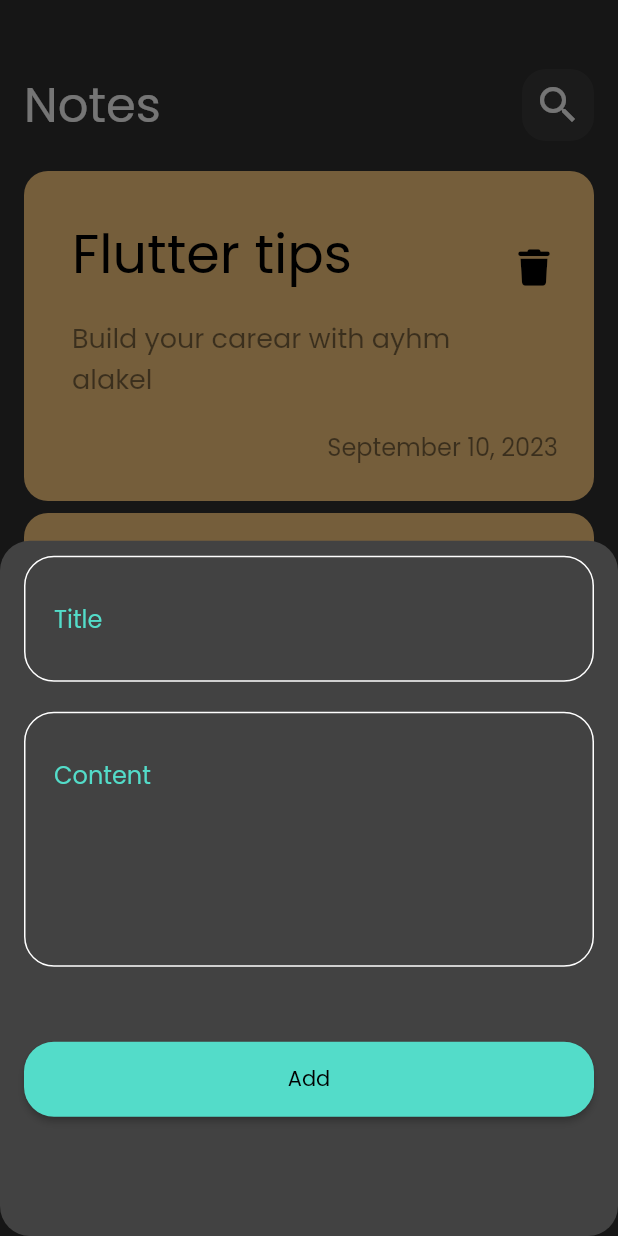
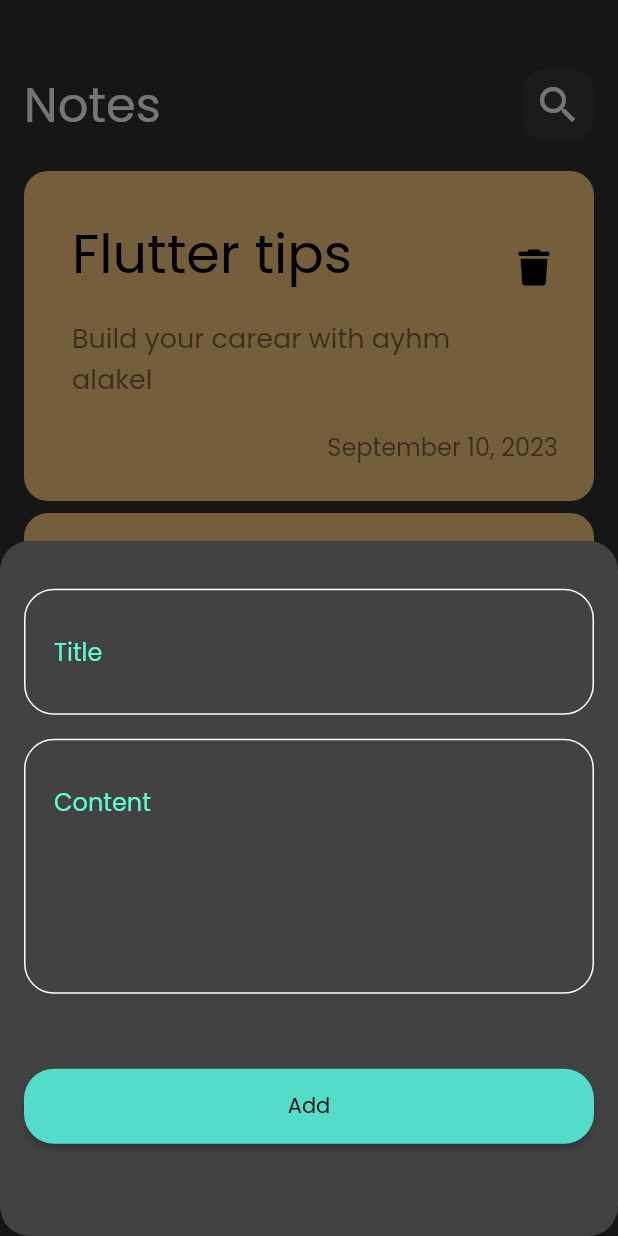
Before and after one commit to AYHM13x/notes_app, a Flutter app: the screen it shows after launch, after a tap on the "note add" icon, on a phone screen of 412 x 824 dp. Run offline on Flutter 3.47's test engine with Material 2 defaults, Android fonts, the phone set to English and light mode, and no system bars; our stand-ins replace font_awesome_flutter.

Commit message:
add test field with primary color

```diff
--- /dev/null
+++ b/lib/constants.dart
@@ -0,0 +1,3 @@
+import 'package:flutter/material.dart';
+
+const kPrimaryColor = Color(0xff62fcd7);
--- a/lib/custom_widgets/add_note_bottom_sheet.dart
+++ b/lib/custom_widgets/add_note_bottom_sheet.dart
@@ -10,16 +10,16 @@ class AddNoteSheet extends StatelessWidget {
   Widget build(BuildContext context) {
     return Padding(
       padding: const EdgeInsets.symmetric(horizontal: 16),
-      child: ListView(
+      child: Column(
         children: [
           const SizedBox(
-            height: 10,
+            height: 32,
           ),
           CustomTextField(
             hintText: "Title",
           ),
           const SizedBox(
-            height: 20,
+            height: 16,
           ),
           CustomTextField(
             hintText: "Content",
--- a/lib/custom_widgets/custom_floating_action_button.dart
+++ b/lib/custom_widgets/custom_floating_action_button.dart
@@ -1,6 +1,6 @@
 import 'package:flutter/material.dart';
+import 'package:notes_app/constants.dart';
 import 'package:notes_app/custom_widgets/add_note_bottom_sheet.dart';
-import 'package:notes_app/custom_widgets/custom_text_field.dart';
 
 class CustomFloatingActionButton extends StatelessWidget {
   const CustomFloatingActionButton({
@@ -12,6 +12,7 @@ class CustomFloatingActionButton extends StatelessWidget {
     return FloatingActionButton(
       onPressed: () {
         showModalBottomSheet(
+            //isScrollControlled: true,
             shape: RoundedRectangleBorder(
               borderRadius: BorderRadius.circular(20.0),
             ),
@@ -19,9 +20,14 @@ class CustomFloatingActionButton extends StatelessWidget {
             backgroundColor: Colors.grey.shade800,
             context: context,
             builder: (context) {
-              return const AddNoteSheet();
+              return Padding(
+                padding: EdgeInsets.only(
+                    bottom: MediaQuery.of(context).viewInsets.bottom),
+                child: const AddNoteSheet(),
+              );
             });
       },
+      backgroundColor: kPrimaryColor,
       tooltip: "Add Note",
       child: const Icon(
         Icons.note_add,
--- a/lib/custom_widgets/custom_text_field.dart
+++ b/lib/custom_widgets/custom_text_field.dart
@@ -1,24 +1,28 @@
+// ignore_for_file: must_be_immutable
+
 import 'package:flutter/material.dart';
+import 'package:notes_app/constants.dart';
 
 class CustomTextField extends StatelessWidget {
   CustomTextField({
+    super.key,
     this.hintText,
     this.maxLines = 1,
     this.onChange,
   });
 
   String? hintText;
-
   int? maxLines;
   Function(String)? onChange;
 
   @override
   Widget build(BuildContext context) {
     return TextField(
+      cursorColor: kPrimaryColor,
       textAlign: TextAlign.left,
       maxLines: maxLines,
       style: const TextStyle(
-        color: Color(0xff53DCC9),
+        color: kPrimaryColor,
       ),
       onChanged: onChange,
       decoration: InputDecoration(
@@ -28,17 +32,19 @@ class CustomTextField extends StatelessWidget {
         ),
         hintText: hintText,
         hintStyle: const TextStyle(
-          color: Color(0xff53DCC9),
+          color: kPrimaryColor,
         ),
-        border: OutlineInputBorder(
-          borderRadius: BorderRadius.circular(20.0),
-          borderSide: const BorderSide(color: Colors.white),
-        ),
-        enabledBorder: OutlineInputBorder(
-          borderRadius: BorderRadius.circular(20.0),
-          borderSide: const BorderSide(color: Colors.white),
-        ),
+        border: rounderBorder(color: Colors.white),
+        enabledBorder: rounderBorder(color: Colors.white),
+        focusedBorder: rounderBorder(color: kPrimaryColor),
       ),
     );
   }
+
+  OutlineInputBorder rounderBorder({color}) {
+    return OutlineInputBorder(
+      borderRadius: BorderRadius.circular(20.0),
+      borderSide: BorderSide(color: color),
+    );
+  }
 }
```
